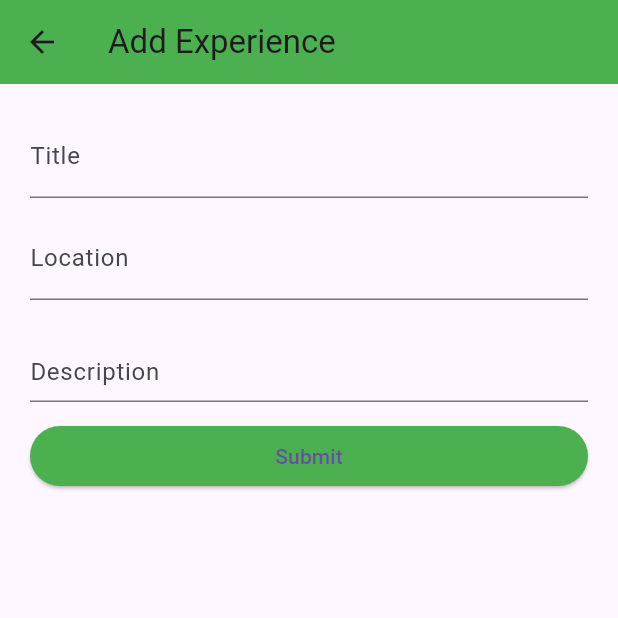
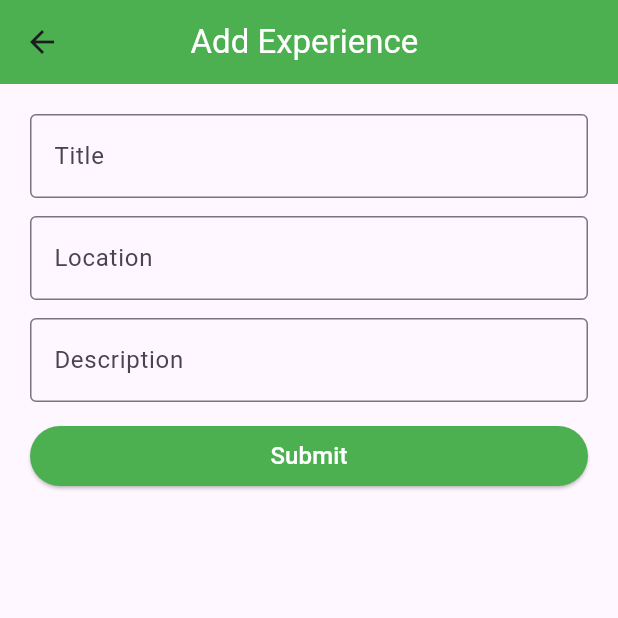
Before and after one commit to venuraka/Camply, a Flutter app: the AddExperienceScreen screen opened directly, on a phone screen of 412 x 824 dp, the top half of it. Run offline on Flutter 3.47's test engine with Material 3 defaults, Android fonts, the phone set to English and light mode, and no system bars; our stand-ins replace cached_network_image, cloud_firestore, firebase_core, flutter_image_compress, geolocator, image_picker; accounts and stored records are empty.

Commit message:
UI Update

```diff
--- a/lib/experience.dart
+++ b/lib/experience.dart
@@ -195,17 +195,20 @@ class _AddExperienceScreenState extends State<AddExperienceScreen> {
   Widget build(BuildContext context) {
     return Scaffold(
       appBar: AppBar(
-          title: const Text('Add Experience'), backgroundColor: Colors.green),
+          title: Padding(
+            padding: const EdgeInsets.only(left: 55),
+            child: const Text('Add Experience', style: TextStyle(color: Colors.white)),
+          ), backgroundColor: Colors.green),
       body: Padding(
         padding: const EdgeInsets.all(20),
         child: Column(children: [
           TextField(
               controller: _titleCtrl,
-              decoration: const InputDecoration(labelText: 'Title')),
+              decoration: InputDecoration(labelText: 'Title', border: OutlineInputBorder(),),),
           const SizedBox(height: 12),
           TextField(
             controller: _locCtrl,
-            decoration: const InputDecoration(labelText: 'Location'),
+            decoration: InputDecoration(labelText: 'Location', border: OutlineInputBorder(),),
             onChanged: (v) => setState(() => _showTag = v.isNotEmpty),
           ),
           if (_showTag)
@@ -218,14 +221,14 @@ class _AddExperienceScreenState extends State<AddExperienceScreen> {
           const SizedBox(height: 12),
           TextField(
               controller: _descCtrl,
-              decoration: const InputDecoration(labelText: 'Description', alignLabelWithHint: true)),
+              decoration: const InputDecoration(labelText: 'Description', border: OutlineInputBorder(), alignLabelWithHint: true)),
           const SizedBox(height: 12),
           SizedBox(
             width: double.infinity,
             child: ElevatedButton(
                 onPressed: _submit,
                 style: ElevatedButton.styleFrom(backgroundColor: Colors.green),
-                child: const Text('Submit')),
+                child: const Text('Submit', style: TextStyle(fontSize: 16, color: Colors.white))),
           ),
         ]),
       ),
```
Also changed, not shown: 1 other file.
